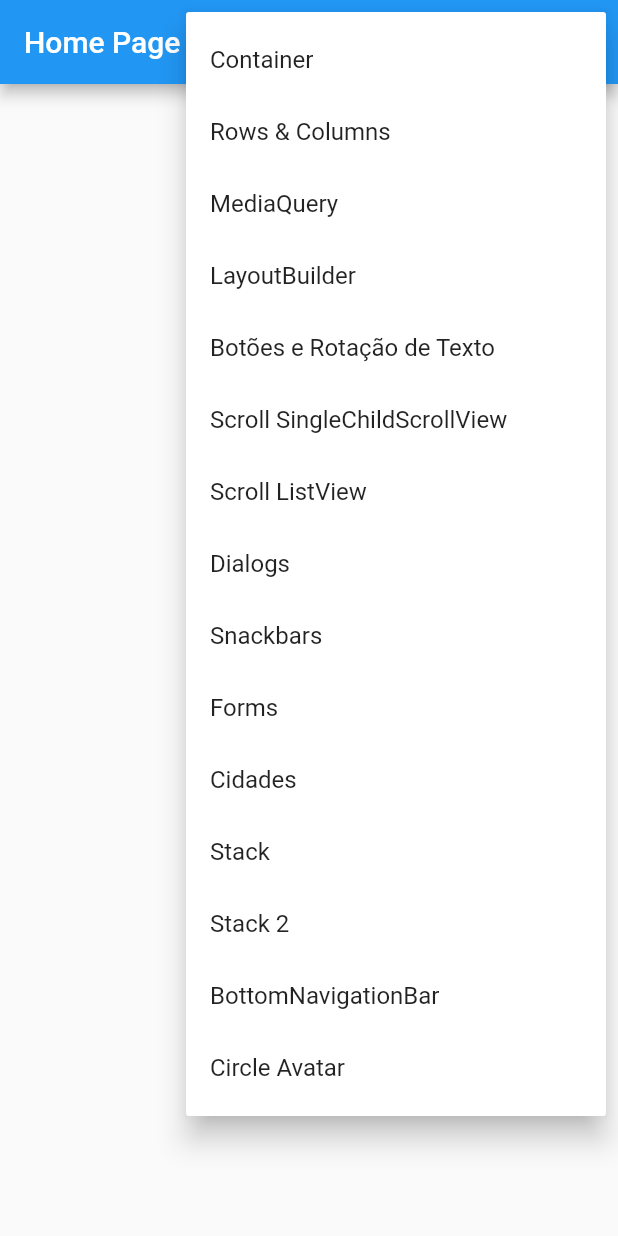
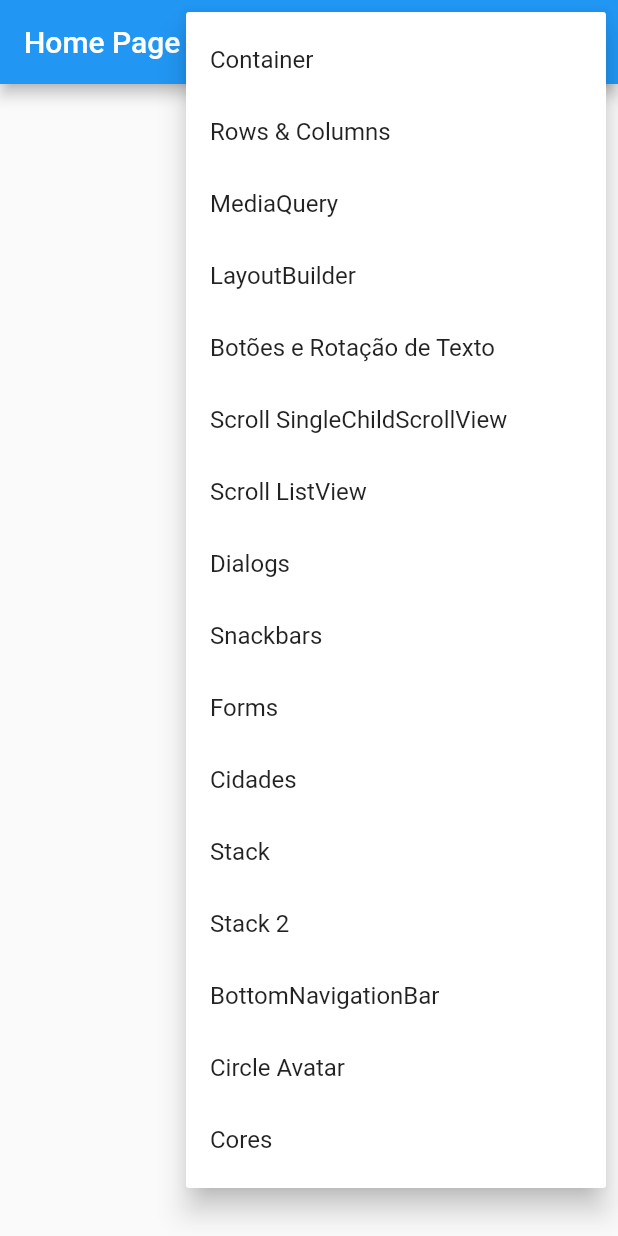
Before and after one commit to jdaibello/academia-do-flutter-modulos-flutter, a Flutter app: the screen it shows after launch, after a tap on the "more vert" icon, on a phone screen of 412 x 824 dp. Run offline on Flutter 3.47's test engine with Material 2 defaults, Android fonts, the phone set to English and light mode, and no system bars; our stand-ins replace device_preview.

Commit message:
feat: add working with colors

```diff
--- a/flutter_primeiro_projeto/lib/main.dart
+++ b/flutter_primeiro_projeto/lib/main.dart
@@ -6,6 +6,7 @@
 import 'package:flutter_primeiro_projeto/pages/bottom_navigation_bar/bottom_navigation_bar_page.dart';
 import 'package:flutter_primeiro_projeto/pages/cidades/cidades_page.dart';
 import 'package:flutter_primeiro_projeto/pages/circle_avatar/circle_avatar_page.dart';
+import 'package:flutter_primeiro_projeto/pages/colors/colors_page.dart';
 import 'package:flutter_primeiro_projeto/pages/container/container_page.dart';
 import 'package:flutter_primeiro_projeto/pages/dialogs/dialogs_page.dart';
 import 'package:flutter_primeiro_projeto/pages/forms/forms_page.dart';
@@ -63,6 +64,7 @@
         '/stack/2': (_) => const StackPage2(),
         '/bottom_navigation_bar': (_) => const BottomNavigationBarPage(),
         '/circle_avatar': (_) => const CircleAvatarPage(),
+        '/colors': (_) => const ColorsPage(),
       },
     );
   }
--- a/flutter_primeiro_projeto/lib/pages/home/home_page.dart
+++ b/flutter_primeiro_projeto/lib/pages/home/home_page.dart
@@ -16,6 +16,7 @@
   stack2,
   bottomNavigationBar,
   circleAvatar,
+  colors,
 }
 
 class HomePage extends StatelessWidget {
@@ -77,6 +78,9 @@
                   break;
                 case PopupMenuPages.circleAvatar:
                   Navigator.of(context).pushNamed('/circle_avatar');
+                  break;
+                case PopupMenuPages.colors:
+                  Navigator.of(context).pushNamed('/colors');
                   break;
               }
             },
@@ -142,6 +146,10 @@
                   value: PopupMenuPages.circleAvatar,
                   child: Text('Circle Avatar'),
                 ),
+                const PopupMenuItem<PopupMenuPages>(
+                  value: PopupMenuPages.colors,
+                  child: Text('Cores'),
+                ),
               ];
             },
           ),
```
Also changed, not shown: flutter_primeiro_projeto/lib/pages/colors/colors_page.dart (added, +26 -0 lines).
